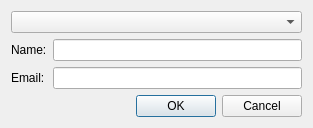
Old version of the form developer_mode_people.ui in the repository chennes/AddonManager.
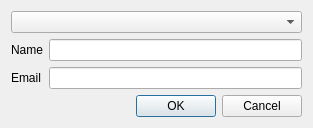
New version of the form.

The edit to the form file:
```diff
--- a/developer_mode_people.ui
+++ b/developer_mode_people.ui
@@ -26,7 +26,7 @@
      <item row="0" column="0">
       <widget class="QLabel" name="label">
        <property name="text">
-        <string>Name:</string>
+        <string>Name</string>
        </property>
       </widget>
      </item>
@@ -36,7 +36,7 @@
      <item row="1" column="0">
       <widget class="QLabel" name="label_2">
        <property name="text">
-        <string>Email:</string>
+        <string>Email</string>
        </property>
       </widget>
      </item>
```
Left out of the diff: 2 changed lines with no effect on the pictures.
